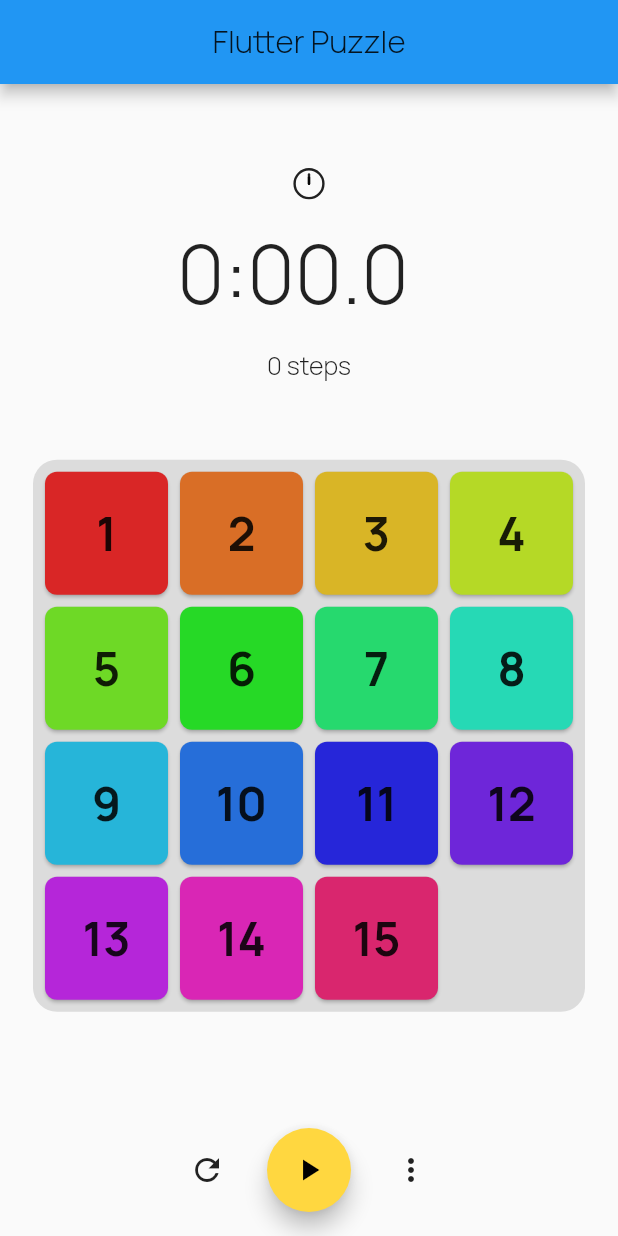
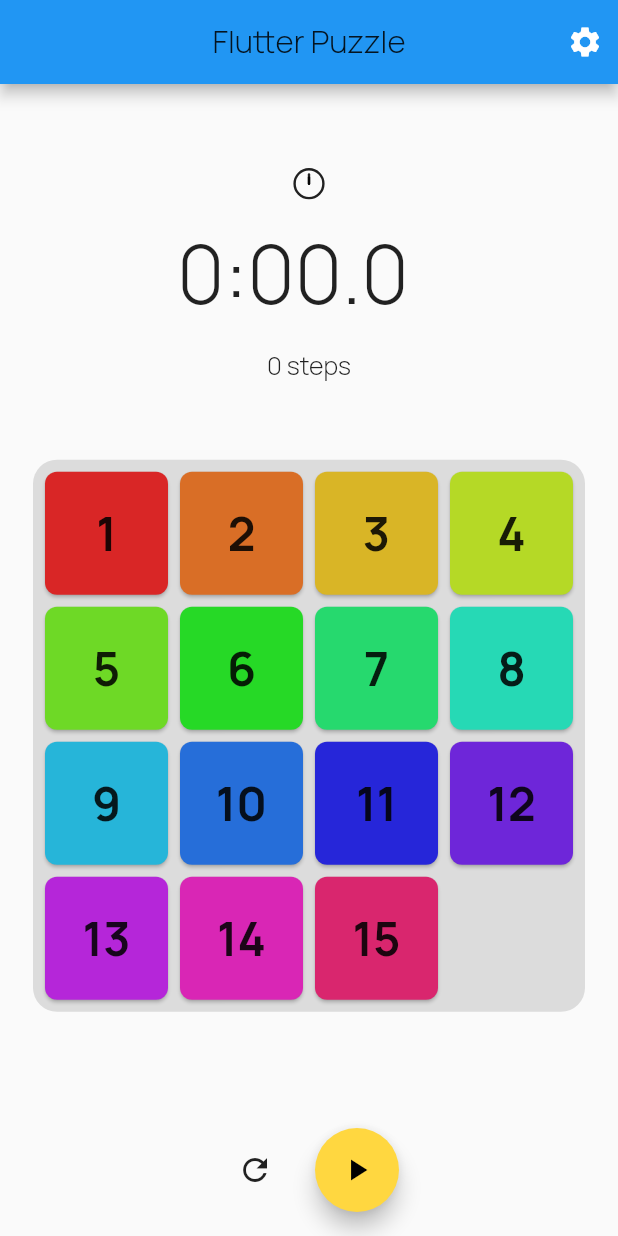
Before and after one commit to Destiny-Ed/Puzzle-Bee, a Flutter app: the screen it shows after launch, on a phone screen of 412 x 824 dp. Run offline on Flutter 3.47's test engine with Material 2 defaults, Android fonts, the phone set to English and light mode, and no system bars; our stand-ins replace share, shared_preferences; missing offline and left inert: encrypt.

Commit message:
Add settings button to appbar

```diff
--- a/lib/config/ui.dart
+++ b/lib/config/ui.dart
@@ -6,7 +6,7 @@ import 'package:shared_preferences/shared_preferences.dart';
 class ConfigUiContainer extends StatefulWidget {
   final Widget child;
 
- const ConfigUiContainer({required this.child});
+  const ConfigUiContainer({required this.child});
 
   static _ConfigUiContainerState of(BuildContext context) {
     return context
@@ -20,21 +20,17 @@ class ConfigUiContainer extends StatefulWidget {
 
 class _ConfigUiContainerState extends State<ConfigUiContainer> {
   static const _DEFAULT_USE_DARK_THEME = null;
-  static const _DEFAULT_SPEED_RUN_MODE_ENABLED = false;
   static const _KEY_USE_DARK_THEME = 'ui::dark_theme_enabled';
   static const _KEY_SPEED_RUN_MODE_ENABLED = 'ui::speed_run_mode_enabled';
 
   /// `true` if the app uses a global dark theme,
-  /// `false` otherwise.
+  /// `false` else.
   bool? useDarkTheme;
-
-  bool? isSpeedRunModeEnabled;
 
   @override
   void initState() {
     super.initState();
     useDarkTheme = _DEFAULT_USE_DARK_THEME;
-    isSpeedRunModeEnabled = _DEFAULT_SPEED_RUN_MODE_ENABLED;
 
     _loadPreferences();
   }
--- a/lib/widgets/game/material/page.dart
+++ b/lib/widgets/game/material/page.dart
@@ -66,6 +66,31 @@ class GameMaterialPage extends StatelessWidget {
               'Flutter Puzzle',
               style: Theme.of(context).textTheme.headline6,
             ),
+            actions: [
+              InkWell(
+                onTap: () {
+                  // Show the modal bottom sheet on
+                  // tap on "More" icon.
+                  showModalBottomSheet<void>(
+                    context: context,
+                    isScrollControlled: true,
+                    builder: (BuildContext context) {
+                      return createMoreBottomSheet(context, call: (size) {
+                        presenter.resize(size);
+                      });
+                    },
+                  );
+                },
+                customBorder: const CircleBorder(),
+                child: const Padding(
+                  padding: EdgeInsets.all(10.0),
+                  child: Icon(
+                    Icons.settings,
+                    semanticLabel: "Settings",
+                  ),
+                ),
+              ),
+            ],
           ),
           body: SafeArea(
             child: Column(
@@ -229,36 +254,6 @@ class GameMaterialPage extends StatelessWidget {
             presenter.playStop();
           },
         ),
-        const SizedBox(width: 16.0),
-        SizedBox(
-          width: 48,
-          height: 48,
-          child: Material(
-            elevation: 0.0,
-            color: Colors.transparent,
-            shape: const CircleBorder(),
-            child: InkWell(
-              onTap: () {
-                // Show the modal bottom sheet on
-                // tap on "More" icon.
-                showModalBottomSheet<void>(
-                  context: context,
-                  isScrollControlled: true,
-                  builder: (BuildContext context) {
-                    return createMoreBottomSheet(context, call: (size) {
-                      presenter.resize(size);
-                    });
-                  },
-                );
-              },
-              customBorder: const CircleBorder(),
-              child: const Icon(
-                Icons.more_vert,
-                semanticLabel: "Settings",
-              ),
-            ),
-          ),
-        ),
       ],
     );
   }
```
